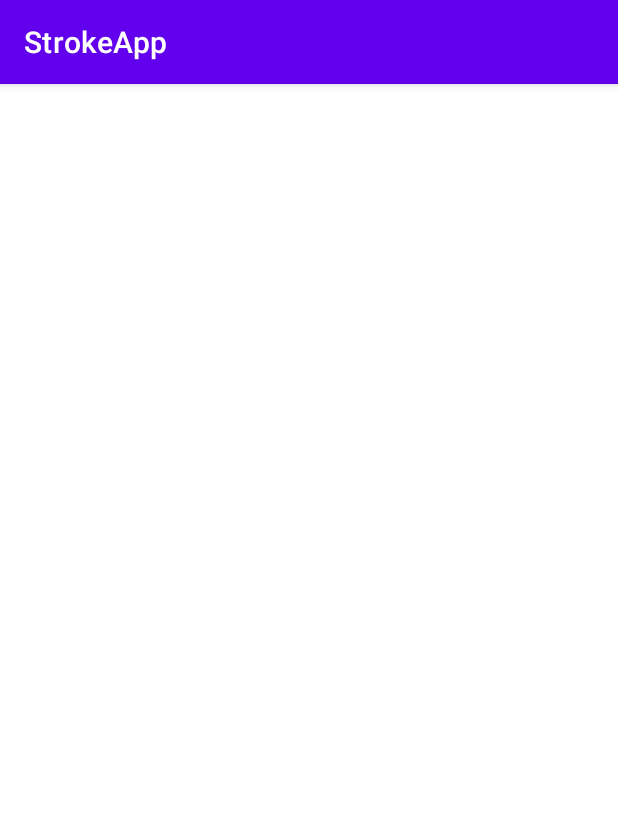
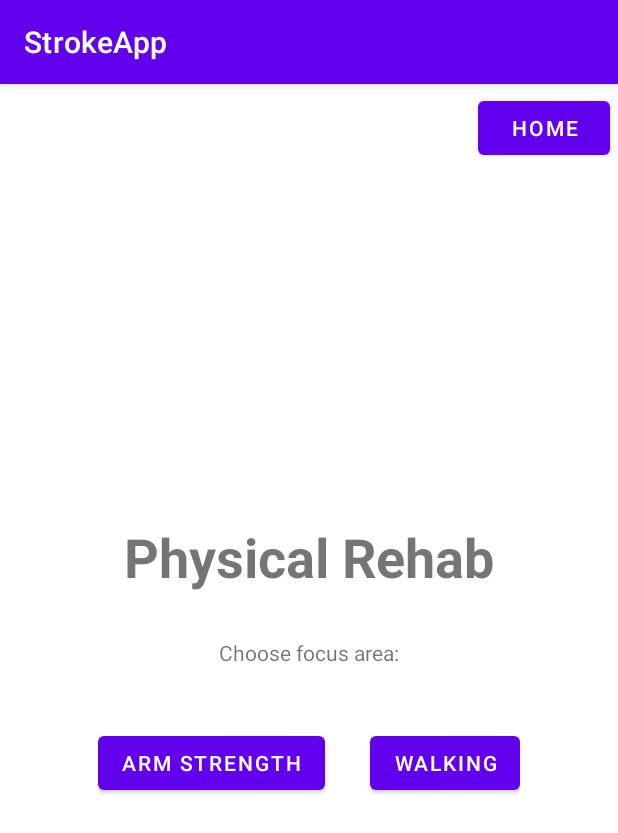
Before and after one commit to AlexaBaxter/StrokeApp, an Android app: the PhysicalActivity screen opened directly, with no data from a screen before it, on a phone screen of 412 x 824 dp. Shown: the top 833 px of the screen. Run offline under Robolectric (Android 15) with nearby library versions, the phone set to English and light mode, and no system bars.

Commit message:
Physical Activity and Walking Activity updated

```diff
--- a/app/src/main/AndroidManifest.xml
+++ b/app/src/main/AndroidManifest.xml
@@ -9,7 +9,9 @@
         android:roundIcon="@mipmap/ic_launcher_round"
         android:supportsRtl="true"
         android:theme="@style/Theme.StrokeApp">
-        <activity android:name=".EmergencyActivity"></activity>
+        <activity android:name=".WalkingActivity"></activity>
+        <activity android:name=".ArmActivity" />
+        <activity android:name=".EmergencyActivity" />
         <activity android:name=".MentalActivity" />
         <activity android:name=".CalendarActivity" />
         <activity android:name=".ProfileActivity" />
--- a/app/src/main/java/com/example/strokeapp/MentalActivity.java
+++ b/app/src/main/java/com/example/strokeapp/MentalActivity.java
@@ -27,7 +27,7 @@ public class MentalActivity extends AppCompatActivity {
         super.onCreate(savedInstanceState);
         setContentView(R.layout.activity_mental);
 
-        homeButton = (Button) findViewById(R.id.HomeButton);
+        homeButton = (Button) findViewById(R.id.HomeButtonP);
         homeButton.setOnClickListener(new View.OnClickListener(){
             @Override
             public void onClick(View view) {
--- a/app/src/main/java/com/example/strokeapp/PhysicalActivity.java
+++ b/app/src/main/java/com/example/strokeapp/PhysicalActivity.java
@@ -2,13 +2,44 @@ package com.example.strokeapp;
 
 import androidx.appcompat.app.AppCompatActivity;
 
+import android.content.Intent;
 import android.os.Bundle;
+import android.view.View;
+import android.widget.Button;
 
 public class PhysicalActivity extends AppCompatActivity {
 
+    Button homeButton, armButton, walkButton;
     @Override
     protected void onCreate(Bundle savedInstanceState) {
         super.onCreate(savedInstanceState);
         setContentView(R.layout.activity_physical);
+
+        homeButton = (Button) findViewById(R.id.HomeButtonP);
+        homeButton.setOnClickListener(new View.OnClickListener(){
+            @Override
+            public void onClick(View view) {
+                Intent intent = new Intent(PhysicalActivity.this, MainActivity.class);
+                startActivity(intent);
+            }
+        });
+
+        armButton = (Button) findViewById(R.id.armButton);
+        armButton.setOnClickListener(new View.OnClickListener(){
+            @Override
+            public void onClick(View view) {
+                Intent intent = new Intent(PhysicalActivity.this, ArmActivity.class);
+                startActivity(intent);
+            }
+        });
+
+        walkButton = (Button) findViewById(R.id.walkingButton);
+        homeButton.setOnClickListener(new View.OnClickListener(){
+            @Override
+            public void onClick(View view) {
+                Intent intent = new Intent(PhysicalActivity.this, WalkingActivity.class);
+                startActivity(intent);
+            }
+        });
     }
 }
--- a/app/src/main/res/layout/activity_mental.xml
+++ b/app/src/main/res/layout/activity_mental.xml
@@ -7,7 +7,7 @@
     tools:context=".MentalActivity">
 
     <Button
-        android:id="@+id/HomeButton"
+        android:id="@+id/HomeButtonP"
         android:layout_width="wrap_content"
         android:layout_height="wrap_content"
         android:layout_marginTop="5dp"
@@ -24,7 +24,7 @@
         android:gravity="center"
         android:orientation="vertical"
         app:layout_constraintEnd_toEndOf="parent"
-        app:layout_constraintTop_toBottomOf="@+id/HomeButton">
+        app:layout_constraintTop_toBottomOf="@+id/HomeButtonP">
 
         <TextView
             android:id="@+id/titleText"
--- a/app/src/main/res/layout/activity_physical.xml
+++ b/app/src/main/res/layout/activity_physical.xml
@@ -6,4 +6,63 @@
     android:layout_height="match_parent"
     tools:context=".PhysicalActivity">
 
+    <Button
+        android:id="@+id/HomeButtonP"
+        android:layout_width="wrap_content"
+        android:layout_height="wrap_content"
+        android:layout_marginTop="5dp"
+        android:layout_marginEnd="5dp"
+        android:layout_marginRight="5dp"
+        android:text="Home"
+        app:layout_constraintEnd_toEndOf="parent"
+        app:layout_constraintTop_toTopOf="parent" />
+
+    <LinearLayout
+        android:layout_width="match_parent"
+        android:layout_height="match_parent"
+        android:gravity="center_horizontal|center_vertical"
+        android:orientation="vertical"
+        tools:layout_editor_absoluteX="68dp"
+        tools:layout_editor_absoluteY="250dp">
+
+        <TextView
+            android:id="@+id/titlePhysical"
+            android:layout_width="wrap_content"
+            android:layout_height="wrap_content"
+            android:text="Physical Rehab"
+            android:textSize="36sp"
+            android:textStyle="bold" />
+
+        <TextView
+            android:id="@+id/chooseText"
+            android:layout_width="wrap_content"
+            android:layout_height="wrap_content"
+            android:layout_marginTop="30dp"
+            android:text="Choose focus area:" />
+
+        <LinearLayout
+            android:layout_width="wrap_content"
+            android:layout_height="wrap_content"
+            android:layout_marginTop="40dp"
+            android:orientation="horizontal">
+
+            <Button
+                android:id="@+id/armButton"
+                android:layout_width="wrap_content"
+                android:layout_height="wrap_content"
+                android:text="Arm strength" />
+
+            <Button
+                android:id="@+id/walkingButton"
+                android:layout_width="wrap_content"
+                android:layout_height="wrap_content"
+                android:layout_marginStart="30dp"
+                android:layout_marginLeft="30dp"
+                android:layout_weight="1"
+                android:text="Walking" />
+        </LinearLayout>
+
+    </LinearLayout>
+
+
 </androidx.constraintlayout.widget.ConstraintLayout>
```
Also changed, not shown: app/src/main/java/com/example/strokeapp/ArmActivity.java (added, +14 -0 lines), app/src/main/java/com/example/strokeapp/WalkingActivity.java (added, +78 -0 lines), app/src/main/res/layout/activity_arm.xml (added, +9 -0 lines), app/src/main/res/layout/activity_walking.xml (added, +93 -0 lines), app/src/main/res/drawable/emptystar.png (added), app/src/main/res/drawable/filledstar.png (added).
